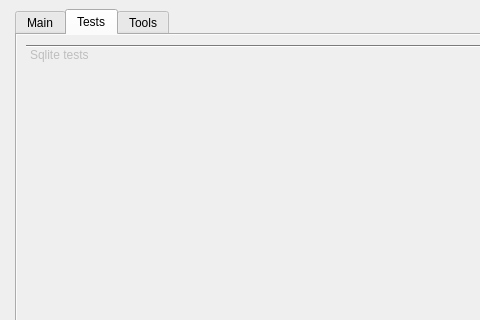
threedi/hhnk-threedi-plugin, file hhnk_threedi_plugin/hhnk_toolbox_dockwidget_base.ui: the form before one commit; both pictures show x 0 to 480 and y 0 to 320 of the 579 by 807 pixel window.
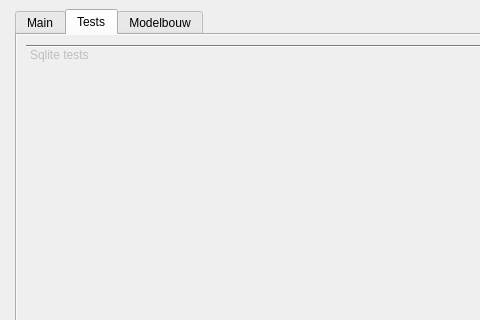
The form after the commit. The open tabs and pages were chosen to show the change. Custom widgets are drawn as their Qt base class.

Commit message: tools -> modelbouw

```diff
--- a/hhnk_threedi_plugin/hhnk_toolbox_dockwidget_base.ui
+++ b/hhnk_threedi_plugin/hhnk_toolbox_dockwidget_base.ui
@@ -393,7 +393,7 @@
         <bool>true</bool>
        </property>
        <attribute name="title">
-        <string>Tools</string>
+        <string>Modelbouw</string>
        </attribute>
        <layout class="QVBoxLayout" name="verticalLayout_4" stretch="0,0,0,0,0,0,0,0,0,0,0,0,0,0,0,0,0,0,0">
         <property name="spacing">
```
Left out of the diff: 4 changed lines with no effect on the pictures. The commit also changes 1 other file.
